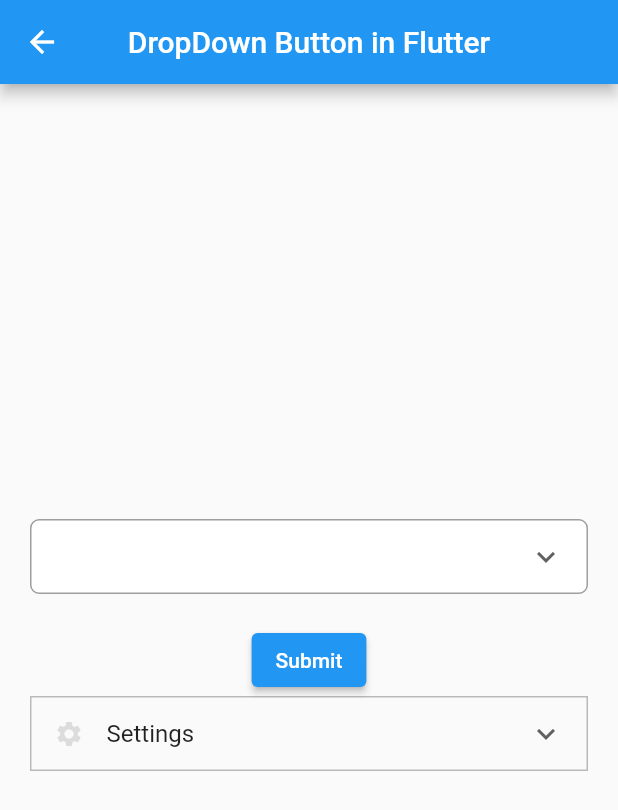
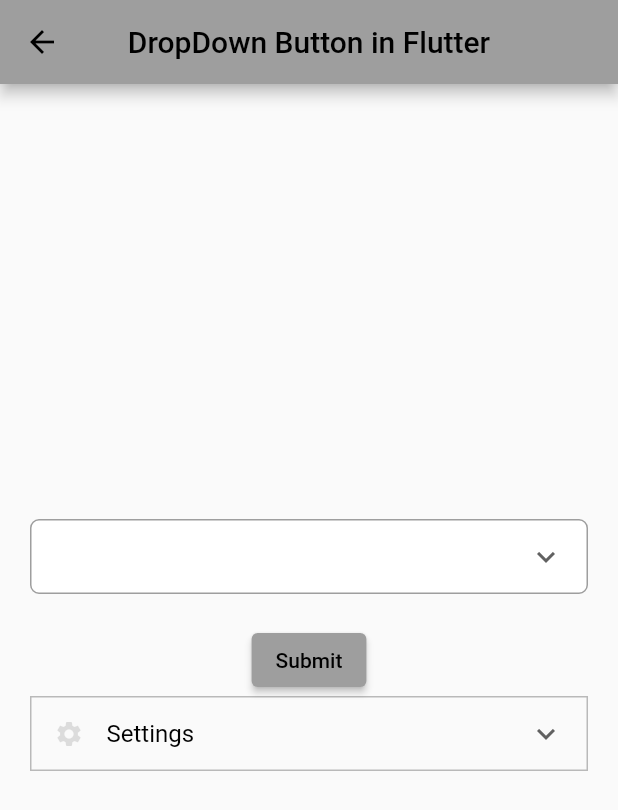
Before and after one commit to sagarkoju/ArticleBlog, a Flutter app: the screen it shows after launch, scrolled down 576 dp, after a tap on "DropDown in Flutter", on a phone screen of 412 x 824 dp. Shown: the top 810 px of the screen. Run offline on Flutter 3.47's test engine with Material 2 defaults, Android fonts, the light colour scheme and no system bars; our stand-ins replace bloc, carousel_slider, emoji_picker_flutter, file_picker, flutter_bloc, flutter_hooks and 6 more; missing offline and left inert: alphabet_scroll_view.

Commit message:
switch bloc using bloc

```diff
--- /dev/null
+++ b/lib/Bloc/switch_bloc.dart
@@ -0,0 +1,16 @@
+import 'package:bloc/bloc.dart';
+import 'package:meta/meta.dart';
+
+part 'switch_event.dart';
+part 'switch_state.dart';
+
+class SwitchBloc extends Bloc<SwitchEvent, SwitchState> {
+  SwitchBloc() : super(const SwitchInitial(switchValue: false)) {
+    on<SwitchOnEvents>((event, emit) {
+      emit(const SwitchState(switchValue: true));
+    });
+    on<SwitchOffEvents>((event, emit) {
+      emit(const SwitchState(switchValue: false));
+    });
+  }
+}
--- /dev/null
+++ b/lib/Bloc/switch_event.dart
@@ -0,0 +1,8 @@
+part of 'switch_bloc.dart';
+
+@immutable
+abstract class SwitchEvent {}
+
+class SwitchOnEvents extends SwitchEvent {}
+
+class SwitchOffEvents extends SwitchEvent {}
--- /dev/null
+++ b/lib/Bloc/switch_state.dart
@@ -0,0 +1,15 @@
+// ignore_for_file: public_member_api_docs, sort_constructors_first
+part of 'switch_bloc.dart';
+
+@immutable
+class SwitchState {
+  final bool switchValue;
+  const SwitchState({
+    required this.switchValue,
+  });
+}
+
+class SwitchInitial extends SwitchState {
+  const SwitchInitial({required bool switchValue})
+      : super(switchValue: switchValue);
+}
--- /dev/null
+++ b/lib/Utils/app_theme_color.dart
@@ -0,0 +1,58 @@
+import 'package:flutter/material.dart';
+
+enum AppTheme {
+  darkTheme,
+  lightTheme,
+}
+
+class AppThemes {
+  static final appThemeData = {
+    AppTheme.darkTheme: ThemeData(
+      primarySwatch: Colors.grey,
+      primaryColor: Colors.black,
+      brightness: Brightness.dark,
+      backgroundColor: const Color(0xFF212121),
+      dividerColor: Colors.black54,
+      floatingActionButtonTheme: const FloatingActionButtonThemeData(
+        backgroundColor: Colors.white,
+      ),
+      textButtonTheme: TextButtonThemeData(
+        style: ButtonStyle(
+          foregroundColor: MaterialStateProperty.all(Colors.white),
+        ),
+      ),
+      textTheme: const TextTheme(
+        subtitle1: TextStyle(color: Colors.white),
+      ),
+      bottomNavigationBarTheme: const BottomNavigationBarThemeData(
+          backgroundColor: Colors.grey, unselectedItemColor: Colors.white),
+    ),
+
+    //
+    //
+
+    AppTheme.lightTheme: ThemeData(
+      primarySwatch: Colors.grey,
+      primaryColor: Colors.white,
+      brightness: Brightness.light,
+      backgroundColor: const Color(0xFFE5E5E5),
+      dividerColor: const Color(0xff757575),
+      floatingActionButtonTheme: const FloatingActionButtonThemeData(
+        backgroundColor: Colors.black,
+        foregroundColor: Colors.white,
+      ),
+      textButtonTheme: TextButtonThemeData(
+        style: ButtonStyle(
+          foregroundColor: MaterialStateProperty.all(Colors.black),
+        ),
+      ),
+      textTheme: const TextTheme(
+        subtitle1: TextStyle(color: Colors.black),
+      ),
+      bottomNavigationBarTheme: const BottomNavigationBarThemeData(
+          backgroundColor: Colors.grey,
+          selectedItemColor: Colors.black,
+          unselectedItemColor: Colors.white),
+    ),
+  };
+}
--- a/lib/data/menu_item_data.dart
+++ b/lib/data/menu_item_data.dart
@@ -1,23 +1,23 @@
 import 'package:flutter/material.dart';
 import 'package:vlogpost/model/menu_item.dart';
 
-class MenuItems {
-  static const List<MenuItem> itemMenu = [
+class MenuData {
+  static const List<MenuItemData> itemMenu = [
     menuSettings,
     menuCheck,
     menuRate,
   ];
-  static const menuSettings = MenuItem(
+  static const menuSettings = MenuItemData(
     text: 'Settings',
     icon: Icons.settings,
     menuColors: Colors.amber,
   );
-  static const menuRate = MenuItem(
+  static const menuRate = MenuItemData(
     text: 'Rate',
     icon: Icons.star,
     menuColors: Colors.blueAccent,
   );
-  static const menuCheck = MenuItem(
+  static const menuCheck = MenuItemData(
     text: 'Check Out',
     icon: Icons.shopping_basket,
     menuColors: Colors.green,
--- a/lib/main.dart
+++ b/lib/main.dart
@@ -4,10 +4,13 @@
 import 'package:hooks_riverpod/hooks_riverpod.dart';
 import 'package:intl/intl.dart';
 import 'package:vlogpost/Bloc/bloc/sign_in_bloc.dart';
+import 'package:vlogpost/Bloc/switch_bloc.dart';
+import 'package:vlogpost/Utils/app_theme_color.dart';
 import 'package:vlogpost/screen/Animated_progress_indicator.dart';
 import 'package:vlogpost/screen/alert_dialog.dart';
 import 'package:vlogpost/screen/alphabetical_scroller.dart';
 import 'package:vlogpost/screen/animated_icons.dart';
+import 'package:vlogpost/screen/app_theme.dart';
 import 'package:vlogpost/screen/back_drop_filter.dart';
 import 'package:vlogpost/screen/bottom_overflow.dart';
 import 'package:vlogpost/screen/bottom_sheet.dart';
@@ -36,11 +39,16 @@
 import 'package:vlogpost/screen/shimmer_effect.dart';
 import 'package:vlogpost/screen/snackbar.dart';
 import 'package:vlogpost/screen/spread_operator.dart';
-import 'package:vlogpost/screen/url_launcher.dart';
 import 'package:vlogpost/screen/visibility.dart';
 
 void main() {
-  runApp(const ProviderScope(child: MyApp()));
+  runApp(MultiBlocProvider(
+    providers: [
+      BlocProvider(create: (context) => SwitchBloc()),
+      BlocProvider(create: (context) => SignInBloc()),
+    ],
+    child: const MyApp(),
+  ));
 }
 
 class MyApp extends StatelessWidget {
@@ -48,9 +56,17 @@
 
   @override
   Widget build(BuildContext context) {
-    return const MaterialApp(
-      debugShowCheckedModeBanner: false,
-      home: TextScreen(),
+    return BlocBuilder<SwitchBloc, SwitchState>(
+      // bloc: SwitchBloc(),
+      builder: (context, state) {
+        return MaterialApp(
+          theme: state.switchValue
+              ? AppThemes.appThemeData[AppTheme.darkTheme]
+              : AppThemes.appThemeData[AppTheme.lightTheme],
+          debugShowCheckedModeBanner: false,
+          home: const TextScreen(),
+        );
+      },
     );
   }
 }
@@ -178,6 +194,32 @@
                   child: const Text('Save Images'),
                 ),
               ),
+              Container(
+                padding: const EdgeInsets.symmetric(horizontal: 15),
+                width: double.infinity,
+                child: ElevatedButton(
+                  onPressed: () {
+                    Navigator.push(
+                        context,
+                        MaterialPageRoute(
+                            builder: (_) => const SwitchScreen()));
+                  },
+                  child: const Text('Switch using bloc'),
+                ),
+              ),
+              // Container(
+              //   padding: const EdgeInsets.symmetric(horizontal: 15),
+              //   width: double.infinity,
+              //   child: ElevatedButton(
+              //     onPressed: () {
+              //       Navigator.push(
+              //           context,
+              //           MaterialPageRoute(
+              //               builder: (_) => const QrCodeScreen()));
+              //     },
+              //     child: const Text('Qr code Scanner'),
+              //   ),
+              // ),
               Container(
                 padding: const EdgeInsets.symmetric(horizontal: 15),
                 width: double.infinity,
@@ -403,13 +445,8 @@
                 width: double.infinity,
                 child: ElevatedButton(
                   onPressed: () {
-                    Navigator.push(
-                        context,
-                        MaterialPageRoute(
-                            builder: (_) => BlocProvider(
-                                  create: (context) => SignInBloc(),
-                                  child: const LoginScreen(),
-                                )));
+                    Navigator.push(context,
+                        MaterialPageRoute(builder: (_) => const LoginScreen()));
                   },
                   child: const Text('Bottom overflow'),
                 ),
--- a/lib/model/menu_item.dart
+++ b/lib/model/menu_item.dart
@@ -1,10 +1,13 @@
 import 'package:flutter/cupertino.dart';
 
-class MenuItem {
+class MenuItemData {
   final String text;
   final IconData icon;
   final Color menuColors;
 
-  const MenuItem(
-      {required this.text, required this.icon, required this.menuColors,});
+  const MenuItemData({
+    required this.text,
+    required this.icon,
+    required this.menuColors,
+  });
 }
--- a/lib/screen/dropdown.dart
+++ b/lib/screen/dropdown.dart
@@ -1,5 +1,6 @@
 import 'package:flutter/material.dart';
 import 'package:vlogpost/data/menu_item_data.dart';
+
 import 'package:vlogpost/model/menu_item.dart';
 
 class DropDownScreen extends StatefulWidget {
@@ -18,15 +19,15 @@
     'Grape',
   ];
 
-  List<MenuItem> menuItems = [];
+  List<MenuItemData> menuItems = [];
   @override
   void initState() {
-    menuItems = List.of(MenuItems.itemMenu);
+    menuItems = List.of(MenuData.itemMenu);
     super.initState();
   }
 
   String dropdown = 'Apple';
-  MenuItem dropdownValue = MenuItems.itemMenu.first;
+  MenuItemData dropdownValue = MenuData.itemMenu.first;
   final _dropdownFormKey = GlobalKey<FormState>();
 
   @override
@@ -109,7 +110,7 @@
                 color: Colors.black26,
               )),
               child: StatefulBuilder(builder: ((context, setState) {
-                return DropdownButton<MenuItem>(
+                return DropdownButton<MenuItemData>(
                   isExpanded: true,
                   underline: const SizedBox(),
                   value: dropdownValue,
@@ -117,7 +118,7 @@
                       alignment: Alignment.centerRight,
                       child: Icon(Icons.keyboard_arrow_down)),
                   items: menuItems.map((e) {
-                    return DropdownMenuItem<MenuItem>(
+                    return DropdownMenuItem<MenuItemData>(
                       value: e,
                       child: Row(
                         children: [
@@ -134,7 +135,7 @@
                       ),
                     );
                   }).toList(),
-                  onChanged: (MenuItem? value) {
+                  onChanged: (MenuItemData? value) {
                     setState(() {
                       dropdownValue = value!;
                     });
--- a/lib/screen/popupmenu/settings.dart
+++ b/lib/screen/popupmenu/settings.dart
@@ -3,7 +3,7 @@
 
 class SettingScreen extends StatelessWidget {
   const SettingScreen({Key? key, required this.menuItem}) : super(key: key);
-  final MenuItem menuItem;
+  final MenuItemData menuItem;
   @override
   Widget build(BuildContext context) {
     return Scaffold(
--- a/lib/screen/popupmenu/share.dart
+++ b/lib/screen/popupmenu/share.dart
@@ -3,7 +3,7 @@
 
 class ShareScreen extends StatelessWidget {
   const ShareScreen({Key? key, required this.menuItem}) : super(key: key);
-  final MenuItem menuItem;
+  final MenuItemData menuItem;
   @override
   Widget build(BuildContext context) {
     return Scaffold(
--- a/lib/screen/popupmenu/shopping.dart
+++ b/lib/screen/popupmenu/shopping.dart
@@ -6,7 +6,7 @@
     Key? key,
     required this.menuItem,
   }) : super(key: key);
-  final MenuItem menuItem;
+  final MenuItemData menuItem;
   @override
   Widget build(BuildContext context) {
     return Scaffold(
--- a/pubspec.yaml
+++ b/pubspec.yaml
@@ -46,6 +46,7 @@
   gallery_saver: ^2.3.2
   external_app_launcher: ^3.0.0
   alphabet_scroll_view: ^0.3.1
+  # qr_code_scanner: ^0.7.0
 
 dev_dependencies:
   flutter_lints: ^1.0.0
```
Also changed, not shown: lib/screen/alphabetical_scroller.dart (+3 -36 lines), lib/screen/app_theme.dart (added, +46 -0 lines), lib/screen/popup_menu_button.dart (+8 -7 lines), lib/screen/qr_code_scanner.dart (added, +53 -0 lines), pubspec.lock.
